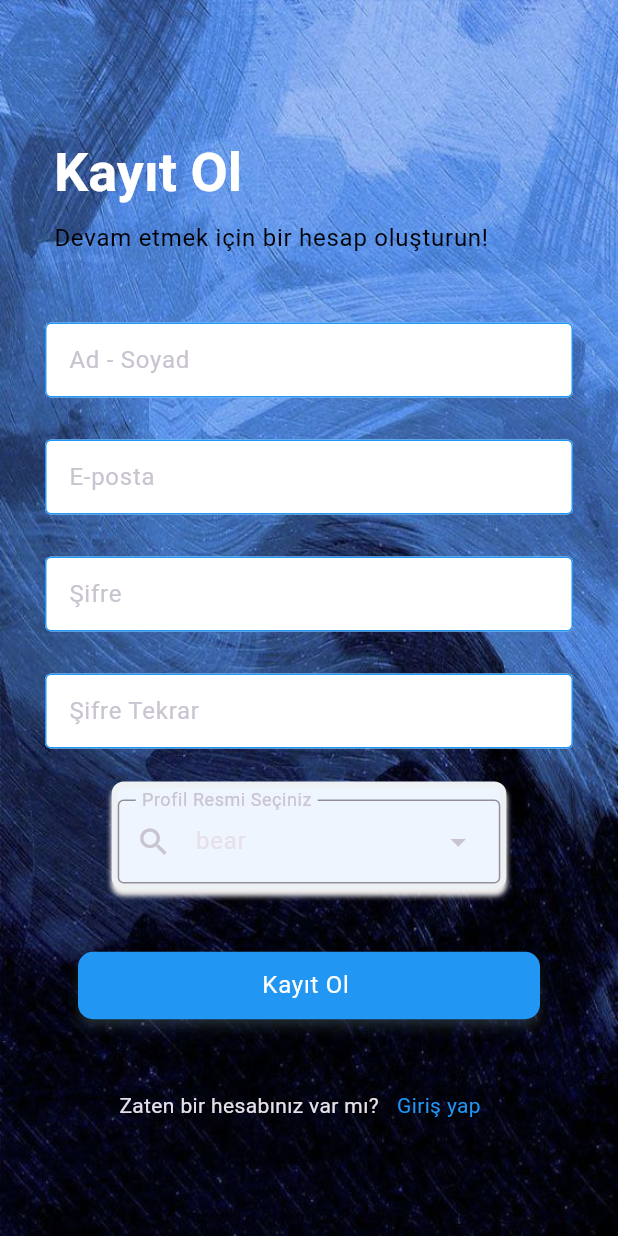
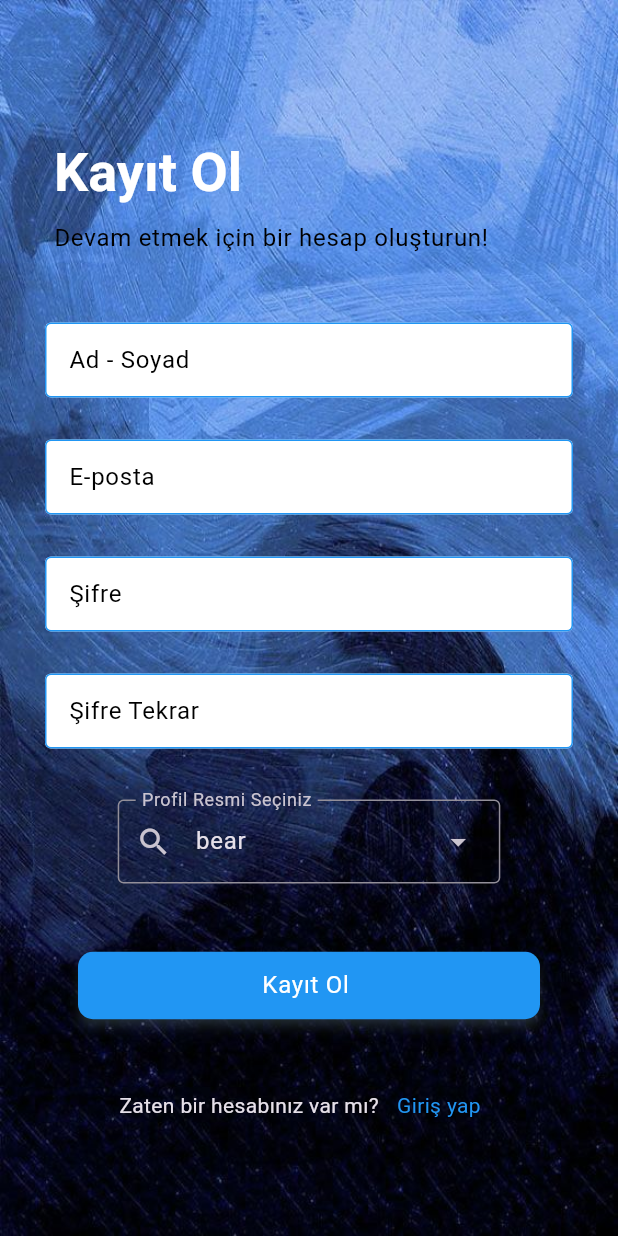
Before and after one commit to BerkErdgn/MotiX, a Flutter app: the screen it shows after launch, after a tap on "Geç", after a tap on "Kayıt Olun", on a phone screen of 412 x 824 dp. Run offline on Flutter 3.47's test engine with Material 3 defaults, Android fonts, the phone set to English and light mode, and no system bars; our stand-ins replace animated_splash_screen, cloud_firestore, curved_navigation_bar, firebase_auth, firebase_core, flutter_bloc and 5 more; accounts and stored records are empty; network calls fail.

```diff
--- a/lib/pages/login_page.dart
+++ b/lib/pages/login_page.dart
@@ -56,8 +56,8 @@ class _LoginPageState extends State<LoginPage> {
                   mainAxisAlignment: MainAxisAlignment.start,
                   children: [
                     _HeadLineText(signText: signText),
-                    InputField(controller: _controllerEmail, labelText: "E-mail"),
-                    InputField(controller: _controllerPassword, labelText: "Şifre"),
+                    InputField(controller: _controllerEmail, labelText: "E-mail", customKeyboardTypes: TextInputType.emailAddress,),
+                    InputField(controller: _controllerPassword, labelText: "Şifre", obscureText: true,),
                     const SizedBox(height: 25),
                     RegisterButton(functionEmailAndPassword: signInWithEmailAndPassword, buttonText: ProjectText().enteringButtonText),
                     const SizedBox(height: 25),
--- a/lib/pages/register_page.dart
+++ b/lib/pages/register_page.dart
@@ -183,29 +183,30 @@ class _InputArea5State extends State<InputArea5> {
   @override
   Widget build(BuildContext context) {
     return Padding(
-      padding: const EdgeInsets.all(8.0),
+      padding: EdgeInsets.all(8.0),
       child: Container(
         padding: const EdgeInsets.only(top: 8.0),
         clipBehavior: Clip.antiAlias,
         decoration: ShapeDecoration(
-          color: Color(0xFFEEF5FF),
+          color: Colors.transparent,
           shape: RoundedRectangleBorder(
-            side: const BorderSide(width: 4, color: Color(0xFFEDF1F3)),
+            side: const BorderSide(width: 4, color: Colors.transparent),
             borderRadius: BorderRadius.circular(8),
           ),
-          shadows: const [
-            BoxShadow(
-              color: Color(0xFFEEECEC),
-              blurRadius: 2,
-              offset: Offset(0, 4),
-              spreadRadius: 0,
-            )
-          ],
+          // shadows: const [
+          //   BoxShadow(
+          //     color: Colors.white,
+          //     blurRadius: 2,
+          //     offset: Offset(0, 4),
+          //     spreadRadius: 0,
+          //   )
+          // ],
         ),
         child: DropdownMenu<ProfileLable>(
+          menuHeight: 200,
           initialSelection: ProfileLable.bear,
           controller: widget.controller,
-          requestFocusOnTap: true,
+          requestFocusOnTap: false,
           leadingIcon: const Icon(Icons.search),
           label: const Text('Profil Resmi Seçiniz'),
           onSelected: (ProfileLable? icon) {
@@ -214,6 +215,7 @@ class _InputArea5State extends State<InputArea5> {
             });
           },
           dropdownMenuEntries:
+
               ProfileLable.values.map<DropdownMenuEntry<ProfileLable>>(
             (ProfileLable icon) {
               return DropdownMenuEntry<ProfileLable>(
--- a/lib/product/components/inputField.dart
+++ b/lib/product/components/inputField.dart
@@ -10,13 +10,14 @@ class InputField extends StatelessWidget {
   final bool obscureText;
   final TextEditingController controller;
 
-  const InputField(
-      {Key? key,
+  const InputField({
+    Key? key,
     this.isDropdown = false,
     this.customKeyboardTypes = TextInputType.name,
     required this.controller,
-        required this.labelText,  this.obscureText = false, })
-      : super(key: key);
+    required this.labelText,
+    this.obscureText = false,
+  }) : super(key: key);
 
   @override
   Widget build(BuildContext context) {
@@ -28,10 +29,12 @@ class InputField extends StatelessWidget {
           SizedBox(
             height: _textFormFieldSize,
             child: TextFormField(
+              textInputAction: TextInputAction.next,
               obscureText: obscureText,
               keyboardType: customKeyboardTypes,
               controller: controller,
               decoration: InputDecoration(
+
                   filled: true,
                   fillColor: Colors.white,
                   border: const OutlineInputBorder(),
@@ -40,7 +43,7 @@ class InputField extends StatelessWidget {
                   focusedBorder: const OutlineInputBorder(
                       borderSide: BorderSide(color: Colors.orange)),
                   labelText: labelText,
-              ),
+                  labelStyle: TextStyle(color: Colors.black)),
               validator: (value) {
                 if (value == null || value.isEmpty) {
                   return 'Please enter your email';
```
Also changed, not shown: lib/pages/splash_screen.dart (+8 -14 lines), assets/animalIcon/bear.svg, assets/animalIcon/cat.svg, assets/animalIcon/chick.svg, assets/animalIcon/cow.svg, assets/animalIcon/deer.svg, assets/animalIcon/dog.svg, assets/animalIcon/octopus.svg, assets/animalIcon/rabbit.svg, assets/animalIcon/seal.svg, assets/animalIcon/sheep.svg, assets/animalIcon/tiger.svg, assets/animalIcon/whale.svg, 1 other file. Lines whose indentation alone changed are shown as unchanged.
